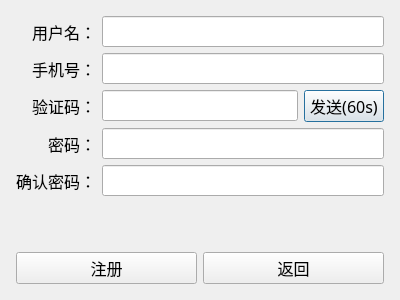
Before: the Qt Designer form client/src/register_dialog.ui in Devil-Alice/chatroom, drawn with Qt 5.
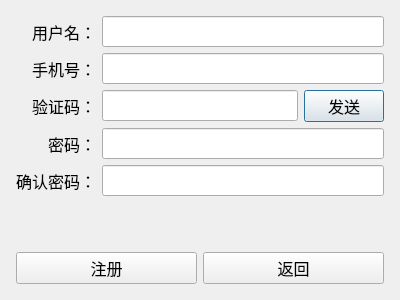
After: the same form once the commit is applied.

Commit message: 添加用户密码简单的加密功能；完善客户端的用户信息检查；添加获取验证码按钮的倒计时功能

Patch:
```diff
--- a/client/src/register_dialog.ui
+++ b/client/src/register_dialog.ui
@@ -95,7 +95,7 @@
          <item>
           <widget class="QPushButton" name="btn_get_verify_code">
            <property name="text">
-            <string>发送(60s)</string>
+            <string>发送</string>
            </property>
           </widget>
          </item>
```
The commit also changes 6 other files.
